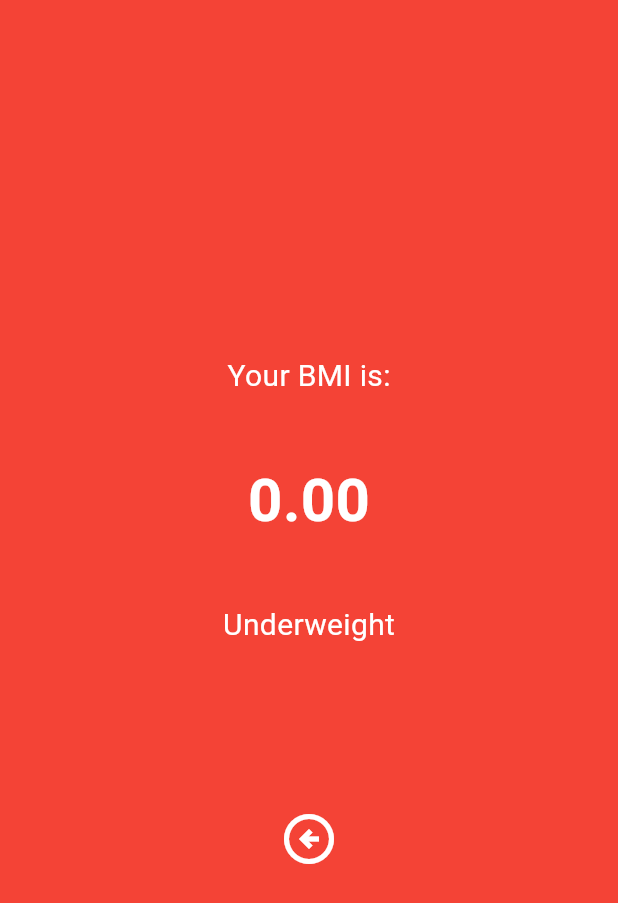
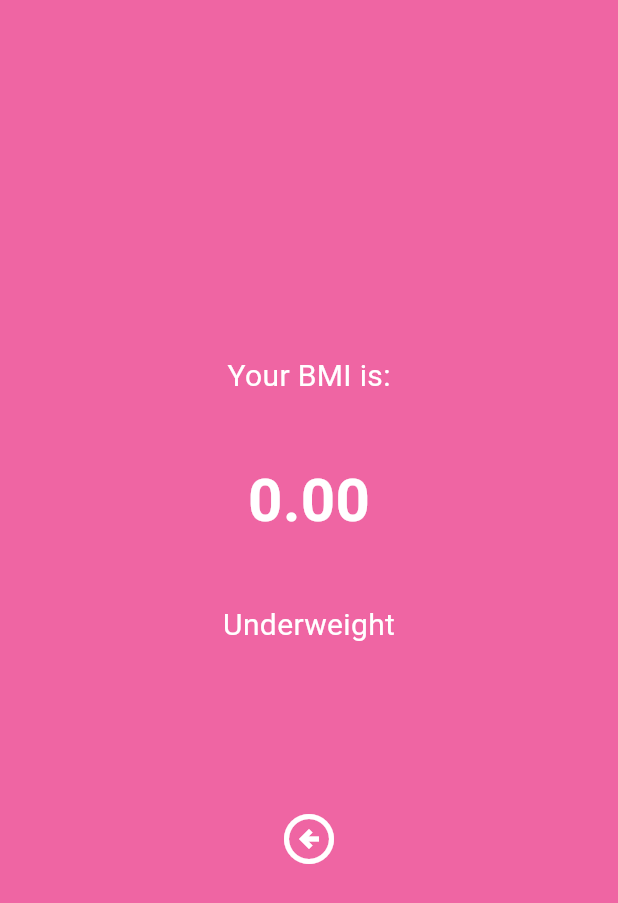
Before and after one commit to Hesham-Gamall/BMI_Calculator_app, a Flutter app: the BmiResultScreen screen opened directly with empty values, on a phone screen of 412 x 824 dp. Shown: the top 903 px of the screen. Run offline on Flutter 3.47's test engine with Material 3 defaults, Android fonts, the phone set to English and light mode, and no system bars; missing offline and left inert: wheel_picker.

Commit message:
init commit

```diff
--- a/lib/bmi_result.dart
+++ b/lib/bmi_result.dart
@@ -13,7 +13,7 @@ class BmiResultScreen extends StatelessWidget {
   @override
   Widget build(BuildContext context) {
     return Scaffold(
-      backgroundColor: isMale?Colors.blue:Colors.red,
+      backgroundColor: isMale?Color(0xff204891):Color(0xffef65a3),
       body: Center(
         child: Column(
           mainAxisAlignment: MainAxisAlignment.center,
```
